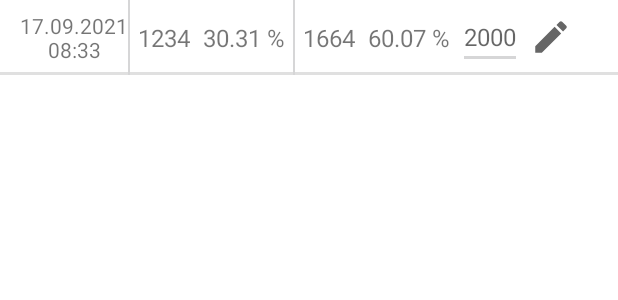
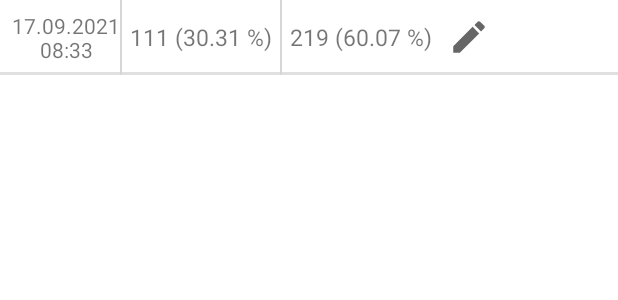
Before and after one commit to MatveyVlasov/observer, an Android app: the layout item_record.xml on its own in the app's theme, with its tools: preview values and no code run, on a phone screen of 412 x 824 dp. Shown: the top 300 px of the screen. Run offline under Robolectric (Android 15) with nearby library versions, the phone set to English and light mode, and no system bars.

Commit message:
turnout edit dialog changed

```diff
--- a/app/src/main/java/ru/elections/observer/title/TitleFragment.kt
+++ b/app/src/main/java/ru/elections/observer/title/TitleFragment.kt
@@ -56,7 +56,7 @@ class TitleFragment : Fragment() {
             .setTitle(getString(R.string.exit))
             .setMessage(getString(R.string.exit_confirmation))
             .setPositiveButton(getString(R.string.yes)) { _, _ -> finishAffinity(requireActivity()) }
-            .setNegativeButton(getString(R.string.no)) { _, _ ->  }
+            .setNegativeButton(getString(R.string.no), null)
             .show()
     }
 }
--- a/app/src/main/res/layout/item_record.xml
+++ b/app/src/main/res/layout/item_record.xml
@@ -23,7 +23,6 @@
             android:id="@+id/item_date"
             android:layout_width="72dp"
             android:layout_height="50dp"
-            android:layout_marginStart="5dp"
             android:gravity="center"
             app:itemDate="@{action}"
             tools:text="17.09.2021 08:33" />
@@ -34,23 +33,14 @@
             android:background="@color/gray" />
 
         <TextView
-            android:id="@+id/item_total"
-            android:layout_width="38dp"
+            android:id="@+id/item_turnout"
+            android:layout_width="100dp"
             android:layout_height="wrap_content"
             android:layout_marginStart="5dp"
-            android:textSize="16sp"
-            app:itemTotal="@{action}"
-            tools:text="1234" />
-
-        <TextView
-            android:id="@+id/item_turnout"
-            android:layout_width="60dp"
-            android:layout_height="wrap_content"
-            android:layout_marginStart="5dp"
-            android:textSize="16sp"
+            android:textSize="@dimen/plain_text"
             app:election="@{election}"
             app:itemTurnout="@{action}"
-            tools:text="30.31 %" />
+            tools:text="111 (30.31 %)" />
 
         <View
             android:layout_width="1dp"
@@ -58,37 +48,14 @@
             android:background="@color/gray" />
 
         <TextView
-            android:id="@+id/item_official_total"
-            android:layout_width="38dp"
+            android:id="@+id/item_official_turnout"
+            android:layout_width="100dp"
             android:layout_height="wrap_content"
             android:layout_marginStart="5dp"
-            android:textSize="16sp"
-            app:itemOfficialTotal="@{action}"
-            tools:text="1664" />
-
-        <TextView
-            android:id="@+id/item_official_turnout"
-            android:layout_width="60dp"
-            android:layout_height="wrap_content"
-            android:layout_marginStart="5dp"
-            android:textSize="16sp"
+            android:textSize="@dimen/plain_text"
             app:election="@{election}"
             app:itemOfficialTurnout="@{action}"
-            tools:text="60.07 %" />
-
-        <EditText
-            android:id="@+id/official_edit"
-            android:layout_width="wrap_content"
-            android:layout_height="wrap_content"
-            android:layout_marginStart="0dp"
-            android:autofillHints="no"
-            android:hint="@string/total_voters_hint"
-            android:imeOptions="actionDone"
-            android:inputType="number"
-            android:maxLength="5"
-            android:textSize="16sp"
-            android:visibility="gone"
-            tools:visibility="visible" />
+            tools:text="219 (60.07 %)" />
 
         <ImageView
             android:id="@+id/official_icon_edit"
--- a/app/src/main/res/values/strings.xml
+++ b/app/src/main/res/values/strings.xml
@@ -27,6 +27,8 @@
         Сохранить уже подсчитанных избирателей?\nДа: всего %d проголосовавших\nНет: всего %d проголосовавших
     </string>
     <string name="turnout_hours">Посмотреть явку к каждому часу</string>
-    <!-- TODO: Remove or change this placeholder text -->
-    <string name="hello_blank_fragment">Hello blank fragment</string>
+    <string name="edit_official">Изменение официальных данных</string>
+    <string name="edit_official_text">\nВведите число избирателей по данным комиссии</string>
+    <string name="ok">ОК</string>
+    <string name="cancel">Отмена</string>
 </resources>
```
Also changed, not shown: app/src/main/java/ru/elections/observer/BindingUtils.kt (+9 -8 lines), app/src/main/java/ru/elections/observer/main/MainFragment.kt (+2 -15 lines), app/src/main/java/ru/elections/observer/turnout/TurnoutFragment.kt (+39 -3 lines), app/src/main/java/ru/elections/observer/turnout/TurnoutRecordsAdapter.kt (+22 -19 lines), app/src/main/res/layout/fragment_main.xml (+0 -7 lines), app/src/main/res/layout/fragment_turnout.xml (+44 -10 lines).
